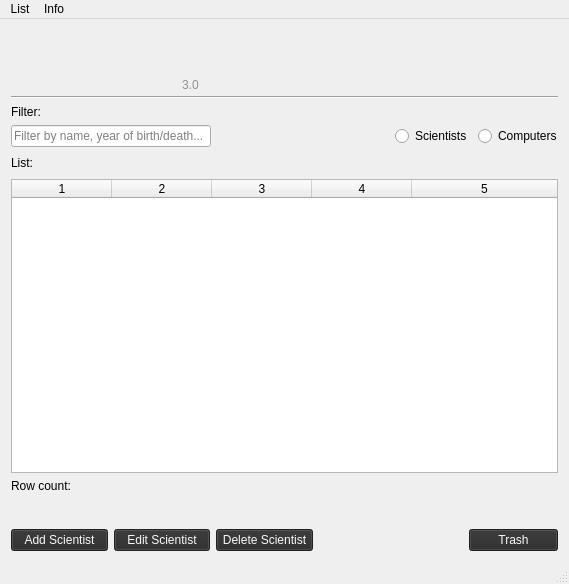
Qt form famGUI/mainwindow.ui (gdgunnars/famCS3.0) before a commit.
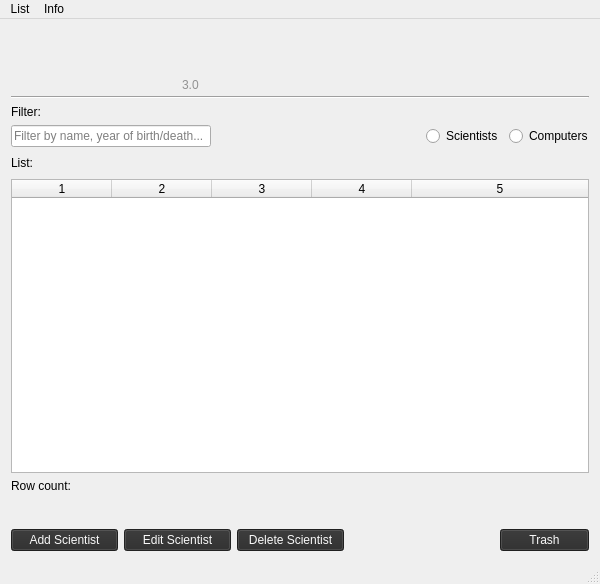
The same form after that commit. Icons and pictures are not drawn.

Commit message: bæta við föllum í trash og viðeigandi tökkum í ui

```diff
--- a/famGUI/mainwindow.ui
+++ b/famGUI/mainwindow.ui
@@ -6,7 +6,7 @@
    <rect>
     <x>0</x>
     <y>0</y>
-    <width>569</width>
+    <width>600</width>
     <height>584</height>
    </rect>
   </property>
@@ -18,7 +18,7 @@
   </property>
   <property name="minimumSize">
    <size>
-    <width>550</width>
+    <width>600</width>
     <height>580</height>
    </size>
   </property>
@@ -470,7 +470,7 @@
     <rect>
      <x>0</x>
      <y>0</y>
-     <width>569</width>
+     <width>600</width>
      <height>25</height>
     </rect>
    </property>
```
The commit also changes 3 other files.
